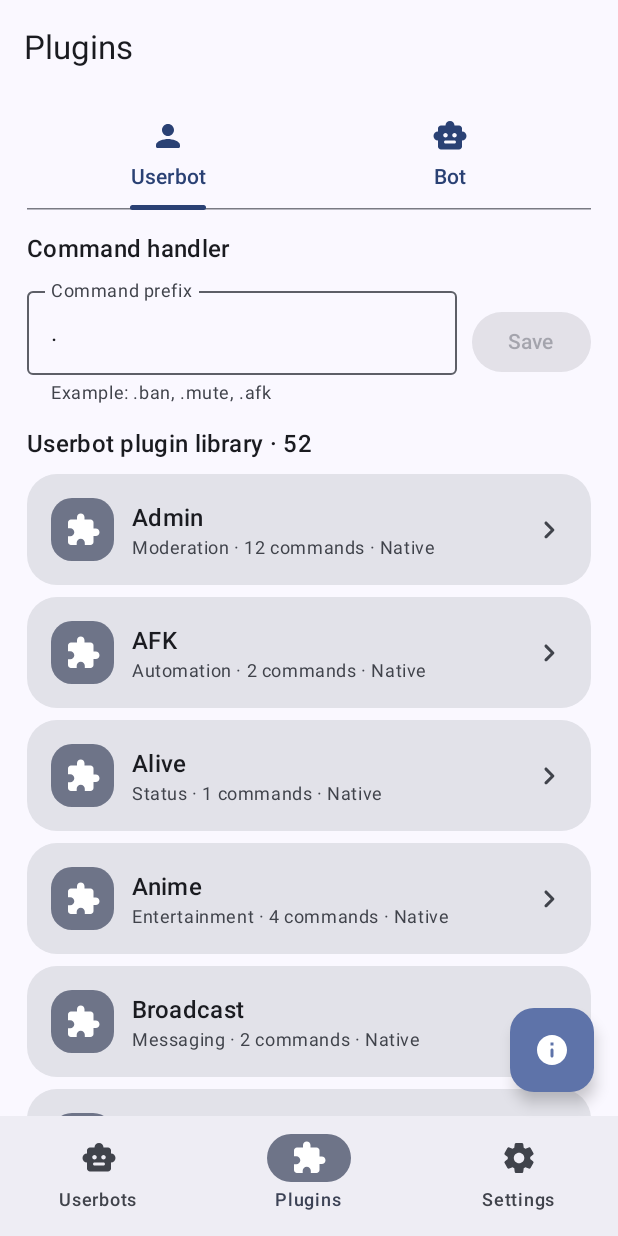
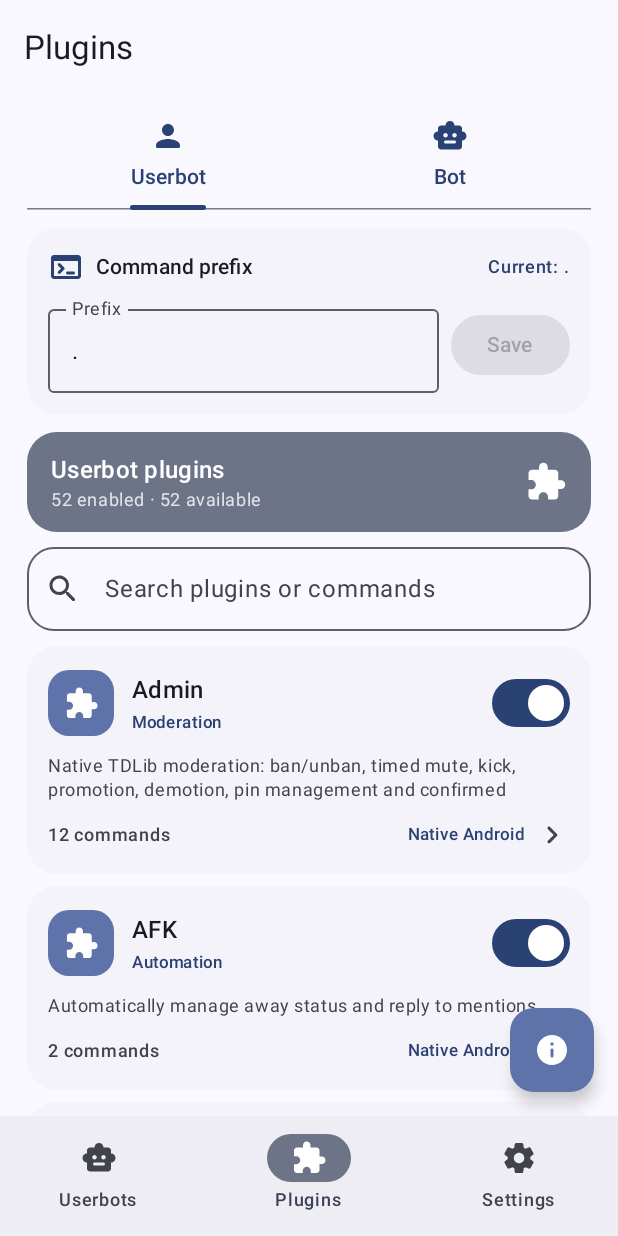
Before and after one commit to TronUb/TronDroid, an Android app built with Jetpack Compose: the screen it shows after launch (MainActivity), item 2 of the bottom bar chosen, on a phone screen of 412 x 824 dp. Run offline under Robolectric (Android 15) with nearby library versions, the phone set to English and light mode, and no system bars; libraries missing offline, so code that uses them is left out: org.drinkless.tdlib.

Commit message:
Redesign plugin library and command detail experience

```diff
--- a/app/src/main/java/com/vikram/trondroid/ui/TronDroidHome.kt
+++ b/app/src/main/java/com/vikram/trondroid/ui/TronDroidHome.kt
@@ -750,6 +750,8 @@ private fun AddBotDialog(onDismiss: () -> Unit, onSave: (String, String, Int, St
 
 @OptIn(ExperimentalMaterial3Api::class)
 @Composable
+@OptIn(ExperimentalMaterial3Api::class)
+@Composable
 private fun PluginsScreen(modifier: Modifier, selectedOwner: Int, onOwnerChange: (Int) -> Unit, listState: LazyListState, onOpen: (String) -> Unit) {
     val context = androidx.compose.ui.platform.LocalContext.current
     val settings = remember { PluginSettings(context) }
@@ -757,78 +759,101 @@ private fun PluginsScreen(modifier: Modifier, selectedOwner: Int, onOwnerChange:
     val keyboard = androidx.compose.ui.platform.LocalSoftwareKeyboardController.current
     var handler by remember { mutableStateOf(settings.handler()) }
     var savedPrefix by remember { mutableStateOf(settings.handler()) }
+    var search by remember(selectedOwner) { mutableStateOf("") }
+    val allPlugins = if (selectedOwner == 0) PluginCatalog.userbot else PluginCatalog.bot
+    val plugins = remember(allPlugins, search) {
+        if (search.isBlank()) allPlugins else allPlugins.filter { plugin ->
+            plugin.title.contains(search, true) || plugin.summary.contains(search, true) ||
+                plugin.category.contains(search, true) || plugin.commands.any { it.name.contains(search, true) || it.description.contains(search, true) }
+        }
+    }
+    val enabledCount = allPlugins.count { settings.enabled(it.id) }
 
     Column(modifier.fillMaxSize().padding(horizontal = 18.dp)) {
         PrimaryTabRow(selectedTabIndex = selectedOwner, modifier = Modifier.padding(top = 4.dp)) {
-            Tab(selected = selectedOwner == 0, onClick = { onOwnerChange(0) }, text = { Text("Userbot") },
-                icon = { Icon(Icons.Rounded.Person, null) })
-            Tab(selected = selectedOwner == 1, onClick = { onOwnerChange(1) }, text = { Text("Bot") },
-                icon = { Icon(Icons.Rounded.SmartToy, null) })
+            Tab(selected = selectedOwner == 0, onClick = { onOwnerChange(0) }, text = { Text("Userbot") }, icon = { Icon(Icons.Rounded.Person, null) })
+            Tab(selected = selectedOwner == 1, onClick = { onOwnerChange(1) }, text = { Text("Bot") }, icon = { Icon(Icons.Rounded.SmartToy, null) })
         }
 
         if (selectedOwner == 0) {
-            Text("Command handler", style = MaterialTheme.typography.titleMedium,
-                modifier = Modifier.padding(top = 14.dp, bottom = 8.dp))
-            Row(Modifier.fillMaxWidth(), verticalAlignment = Alignment.CenterVertically,
-                horizontalArrangement = Arrangement.spacedBy(10.dp)) {
-                OutlinedTextField(
-                    value = handler,
-                    onValueChange = { handler = it.take(8) },
-                    modifier = Modifier.weight(1f),
-                    label = { Text("Command prefix") },
-                    supportingText = { Text("Example: .ban, .mute, .afk") },
-                    singleLine = true
-                )
-                Button(
-                    onClick = {
+            Card(Modifier.fillMaxWidth().padding(top = 12.dp), shape = RoundedCornerShape(20.dp),
+                colors = CardDefaults.cardColors(containerColor = MaterialTheme.colorScheme.surfaceContainerLow)) {
+                Column(Modifier.fillMaxWidth().padding(14.dp), verticalArrangement = Arrangement.spacedBy(8.dp)) {
+                    Row(verticalAlignment = Alignment.CenterVertically) {
+                        Icon(Icons.Rounded.Terminal, null, tint = MaterialTheme.colorScheme.primary)
+                        Spacer(Modifier.width(8.dp))
+                        Text("Command prefix", style = MaterialTheme.typography.titleSmall, modifier = Modifier.weight(1f))
+                        Text("Current: $savedPrefix", style = MaterialTheme.typography.labelMedium, color = MaterialTheme.colorScheme.primary)
+                    }
+                    Row(horizontalArrangement = Arrangement.spacedBy(8.dp), verticalAlignment = Alignment.CenterVertically) {
+                        OutlinedTextField(value = handler, onValueChange = { handler = it.take(8) }, modifier = Modifier.weight(1f),
+                            label = { Text("Prefix") }, placeholder = { Text(".") }, singleLine = true)
+                        Button(onClick = {
                             val saved = handler.trim().ifBlank { "." }
-                        settings.setHandler(saved)
-                        handler = saved
-                        savedPrefix = saved
-                        focusManager.clearFocus()
-                        keyboard?.hide()
-                    },
-                    enabled = handler.isNotBlank() && handler.trim() != savedPrefix
-                ) { Text("Save") }
+                            settings.setHandler(saved); handler = saved; savedPrefix = saved
+                            focusManager.clearFocus(); keyboard?.hide()
+                        }, enabled = handler.isNotBlank() && handler.trim() != savedPrefix) { Text("Save") }
+                    }
+                }
             }
         }
 
-        val plugins = if (selectedOwner == 0) PluginCatalog.userbot else PluginCatalog.bot
-        Text(
-            if (selectedOwner == 0) "Userbot plugin library · " + plugins.size
-            else "Bot plugin library · " + plugins.size,
-            style = MaterialTheme.typography.titleMedium,
-            modifier = Modifier.padding(top = 14.dp, bottom = 8.dp)
-        )
-        LazyColumn(state = listState, modifier = Modifier.weight(1f), verticalArrangement = Arrangement.spacedBy(8.dp),
-            contentPadding = PaddingValues(bottom = 24.dp)) {
+        Card(Modifier.fillMaxWidth().padding(top = 12.dp, bottom = 10.dp), shape = RoundedCornerShape(20.dp),
+            colors = CardDefaults.cardColors(containerColor = MaterialTheme.colorScheme.secondaryContainer)) {
+            Row(Modifier.fillMaxWidth().padding(horizontal = 16.dp, vertical = 13.dp), verticalAlignment = Alignment.CenterVertically) {
+                Column(Modifier.weight(1f)) {
+                    Text(if (selectedOwner == 0) "Userbot plugins" else "Bot plugins", style = MaterialTheme.typography.titleMedium,
+                        color = MaterialTheme.colorScheme.onSecondaryContainer)
+                    Text("$enabledCount enabled · ${allPlugins.size} available", style = MaterialTheme.typography.bodySmall,
+                        color = MaterialTheme.colorScheme.onSecondaryContainer.copy(alpha = 0.8f))
+                }
+                Icon(if (selectedOwner == 0) Icons.Rounded.Extension else Icons.Rounded.SmartToy, null,
+                    tint = MaterialTheme.colorScheme.onSecondaryContainer, modifier = Modifier.size(28.dp))
+            }
+        }
+
+        OutlinedTextField(value = search, onValueChange = { search = it }, modifier = Modifier.fillMaxWidth(),
+            singleLine = true, shape = RoundedCornerShape(18.dp), placeholder = { Text("Search plugins or commands") },
+            leadingIcon = { Icon(Icons.Rounded.Search, null) },
+            trailingIcon = { if (search.isNotEmpty()) IconButton(onClick = { search = "" }) { Icon(Icons.Rounded.Close, "Clear search") } })
+
+        LazyColumn(state = listState, modifier = Modifier.weight(1f).padding(top = 10.dp),
+            verticalArrangement = Arrangement.spacedBy(8.dp), contentPadding = PaddingValues(bottom = 28.dp)) {
+            if (plugins.isEmpty()) item {
+                Column(Modifier.fillMaxWidth().padding(vertical = 44.dp), horizontalAlignment = Alignment.CenterHorizontally) {
+                    Icon(Icons.Rounded.SearchOff, null, Modifier.size(38.dp), tint = MaterialTheme.colorScheme.onSurfaceVariant)
+                    Spacer(Modifier.height(8.dp))
+                    Text("No matching plugins", style = MaterialTheme.typography.titleMedium)
+                    Text("Try another plugin name or command.", style = MaterialTheme.typography.bodySmall, color = MaterialTheme.colorScheme.onSurfaceVariant)
+                }
+            }
             items(plugins, key = { it.id }) { plugin ->
-                Card(onClick = { onOpen(plugin.id) }, shape = RoundedCornerShape(20.dp)) {
-                    Row(Modifier.fillMaxWidth().padding(16.dp), verticalAlignment = Alignment.CenterVertically) {
-                        Surface(
-                            shape = RoundedCornerShape(14.dp),
-                            color = MaterialTheme.colorScheme.secondaryContainer,
-                            modifier = Modifier.size(42.dp)
-                        ) {
+                var enabled by remember(plugin.id) { mutableStateOf(settings.enabled(plugin.id)) }
+                Card(shape = RoundedCornerShape(20.dp), colors = CardDefaults.cardColors(containerColor = MaterialTheme.colorScheme.surfaceContainerLow)) {
+                    Column(Modifier.fillMaxWidth().clickable { onOpen(plugin.id) }.padding(14.dp), verticalArrangement = Arrangement.spacedBy(10.dp)) {
+                        Row(verticalAlignment = Alignment.CenterVertically) {
+                            Surface(shape = RoundedCornerShape(14.dp), color = MaterialTheme.colorScheme.primaryContainer, modifier = Modifier.size(44.dp)) {
                                 Box(contentAlignment = Alignment.Center) {
-                                Icon(
-                                    if (plugin.owner == com.vikram.trondroid.plugins.PluginOwner.BOT)
-                                        Icons.Rounded.SmartToy else Icons.Rounded.Extension,
-                                    null,
-                                    tint = MaterialTheme.colorScheme.onSecondaryContainer
-                                )
+                                    Icon(if (selectedOwner == 0) Icons.Rounded.Extension else Icons.Rounded.SmartToy, null,
+                                        tint = MaterialTheme.colorScheme.onPrimaryContainer, modifier = Modifier.size(23.dp))
                                 }
                             }
                             Spacer(Modifier.width(12.dp))
-                        Column(Modifier.weight(1f)) {
+                            Column(Modifier.weight(1f), verticalArrangement = Arrangement.spacedBy(2.dp)) {
                                 Text(plugin.title, style = MaterialTheme.typography.titleMedium)
-                            Text(
-                                plugin.category + " · " + plugin.commands.size + " commands · " + (if (plugin.implemented) "Native" else "Not ported"),
-                                style = MaterialTheme.typography.bodySmall,
-                                color = MaterialTheme.colorScheme.onSurfaceVariant
-                            )
+                                Text(plugin.category, style = MaterialTheme.typography.labelSmall, color = MaterialTheme.colorScheme.primary)
                             }
+                            Switch(checked = enabled, onCheckedChange = { enabled = it; settings.setEnabled(plugin.id, it) })
+                        }
+                        Text(plugin.summary, style = MaterialTheme.typography.bodySmall, color = MaterialTheme.colorScheme.onSurfaceVariant, maxLines = 2)
+                        Row(verticalAlignment = Alignment.CenterVertically) {
+                            Text("${plugin.commands.size} commands", style = MaterialTheme.typography.labelMedium, color = MaterialTheme.colorScheme.onSurfaceVariant)
+                            Spacer(Modifier.weight(1f))
+                            Text(if (plugin.implemented) "Native Android" else "Not ported", style = MaterialTheme.typography.labelSmall,
+                                color = if (plugin.implemented) MaterialTheme.colorScheme.primary else MaterialTheme.colorScheme.tertiary)
+                            Spacer(Modifier.width(6.dp))
                             Icon(Icons.Rounded.ChevronRight, null, tint = MaterialTheme.colorScheme.onSurfaceVariant)
+                        }
                     }
                 }
             }
@@ -840,106 +865,85 @@ private fun PluginsScreen(modifier: Modifier, selectedOwner: Int, onOwnerChange:
 private fun PluginDetailScreen(modifier: Modifier, id: String) {
     val context = androidx.compose.ui.platform.LocalContext.current
     val plugin = PluginCatalog.find(id) ?: return
-    val isBot = plugin.owner == com.vikram.trondroid.plugins.PluginOwner.BOT
-    val pluginSettings = remember { PluginSettings(context) }
-    LazyColumn(
-        modifier.fillMaxSize().padding(horizontal = 18.dp),
-        contentPadding = PaddingValues(vertical = 16.dp),
-        verticalArrangement = Arrangement.spacedBy(12.dp)
-    ) {
+    val isBot = plugin.owner == PluginOwner.BOT
+    val settings = remember { PluginSettings(context) }
+    val listState = rememberLazyListState()
+    val prefix = if (isBot) "/" else settings.handler()
+    var refresh by remember { mutableIntStateOf(0) }
+    val enabledCommands = plugin.commands.count { settings.commandEnabled(plugin.id, it.name) }
+    LazyColumn(state = listState, modifier = modifier.fillMaxSize().padding(horizontal = 16.dp),
+        contentPadding = PaddingValues(top = 12.dp, bottom = 28.dp), verticalArrangement = Arrangement.spacedBy(10.dp)) {
         item {
-            Card(shape = RoundedCornerShape(22.dp)) {
-                Column(Modifier.fillMaxWidth().padding(18.dp), verticalArrangement = Arrangement.spacedBy(10.dp)) {
+            Card(shape = RoundedCornerShape(24.dp), colors = CardDefaults.cardColors(containerColor = MaterialTheme.colorScheme.primaryContainer)) {
+                Column(Modifier.fillMaxWidth().padding(18.dp), verticalArrangement = Arrangement.spacedBy(12.dp)) {
                     Row(verticalAlignment = Alignment.CenterVertically) {
-                        Icon(
-                            if (isBot) Icons.Rounded.SmartToy else Icons.Rounded.Extension,
-                            null,
-                            tint = MaterialTheme.colorScheme.primary
-                        )
-                        Spacer(Modifier.width(8.dp))
-                        Text(plugin.owner.label + " plugin", style = MaterialTheme.typography.labelLarge)
+                        Surface(shape = RoundedCornerShape(16.dp), color = MaterialTheme.colorScheme.surface.copy(alpha = 0.55f), modifier = Modifier.size(48.dp)) {
+                            Box(contentAlignment = Alignment.Center) { Icon(if (isBot) Icons.Rounded.SmartToy else Icons.Rounded.Extension, null,
+                                tint = MaterialTheme.colorScheme.onPrimaryContainer, modifier = Modifier.size(25.dp)) }
                         }
-                    Text(plugin.summary, style = MaterialTheme.typography.bodyLarge)
-                    Text(plugin.category, style = MaterialTheme.typography.labelMedium,
-                        color = MaterialTheme.colorScheme.primary)
-                    Surface(
-                        shape = RoundedCornerShape(50),
-                        color = if (plugin.implemented) MaterialTheme.colorScheme.secondaryContainer else MaterialTheme.colorScheme.tertiaryContainer
-                    ) {
-                        Text(if (plugin.implemented) "Native Android implementation" else "Not yet ported to Android",
-                            modifier = Modifier.padding(horizontal = 12.dp, vertical = 7.dp),
-                            style = MaterialTheme.typography.labelMedium,
-                            color = if (plugin.implemented) MaterialTheme.colorScheme.onSecondaryContainer else MaterialTheme.colorScheme.onTertiaryContainer)
+                        Spacer(Modifier.width(12.dp))
+                        Column(Modifier.weight(1f)) {
+                            Text(plugin.title, style = MaterialTheme.typography.titleLarge, color = MaterialTheme.colorScheme.onPrimaryContainer)
+                            Text(plugin.owner.label + " plugin · " + plugin.category, style = MaterialTheme.typography.labelMedium,
+                                color = MaterialTheme.colorScheme.onPrimaryContainer.copy(alpha = 0.78f))
+                        }
+                    }
+                    Text(plugin.summary, style = MaterialTheme.typography.bodyMedium, color = MaterialTheme.colorScheme.onPrimaryContainer)
+                    Row(verticalAlignment = Alignment.CenterVertically, horizontalArrangement = Arrangement.spacedBy(8.dp)) {
+                        Surface(shape = RoundedCornerShape(50), color = MaterialTheme.colorScheme.surface.copy(alpha = 0.65f)) {
+                            Text(if (plugin.implemented) "Native Android" else "Not ported", Modifier.padding(horizontal = 10.dp, vertical = 6.dp),
+                                style = MaterialTheme.typography.labelSmall, color = MaterialTheme.colorScheme.onPrimaryContainer)
+                        }
+                        Surface(shape = RoundedCornerShape(50), color = MaterialTheme.colorScheme.surface.copy(alpha = 0.65f)) {
+                            Text("$enabledCommands / ${plugin.commands.size} commands enabled", Modifier.padding(horizontal = 10.dp, vertical = 6.dp),
+                                style = MaterialTheme.typography.labelSmall, color = MaterialTheme.colorScheme.onPrimaryContainer)
+                        }
                     }
                 }
             }
         }
         item {
-            Text("Commands", style = MaterialTheme.typography.titleMedium)
+            Row(verticalAlignment = Alignment.CenterVertically) {
+                Column(Modifier.weight(1f)) {
+                    Text("Commands", style = MaterialTheme.typography.titleLarge)
+                    Text("Enable only the actions you want available in chat.", style = MaterialTheme.typography.bodySmall, color = MaterialTheme.colorScheme.onSurfaceVariant)
+                }
+                TextButton(onClick = { plugin.commands.forEach { settings.setCommandEnabled(plugin.id, it.name, true) }; refresh++ }) { Text("Enable all") }
+                TextButton(onClick = { plugin.commands.forEach { settings.setCommandEnabled(plugin.id, it.name, false) }; refresh++ }) { Text("Disable all") }
+            }
         }
         items(plugin.commands, key = { it.name }) { command ->
-            var commandEnabled by remember(plugin.id, command.name) {
-                mutableStateOf(pluginSettings.commandEnabled(plugin.id, command.name))
+            var commandEnabled by remember(plugin.id, command.name, refresh) { mutableStateOf(settings.commandEnabled(plugin.id, command.name)) }
+            Card(shape = RoundedCornerShape(20.dp), colors = CardDefaults.cardColors(containerColor = MaterialTheme.colorScheme.surfaceContainerLow)) {
+                Column(Modifier.fillMaxWidth().padding(15.dp), verticalArrangement = Arrangement.spacedBy(9.dp)) {
+                    Row(verticalAlignment = Alignment.CenterVertically) {
+                        Column(Modifier.weight(1f), verticalArrangement = Arrangement.spacedBy(3.dp)) {
+                            Text(prefix + command.name, style = MaterialTheme.typography.titleMedium, color = MaterialTheme.colorScheme.primary)
+                            Text(if (commandEnabled) "Enabled" else "Disabled", style = MaterialTheme.typography.labelSmall,
+                                color = if (commandEnabled) MaterialTheme.colorScheme.primary else MaterialTheme.colorScheme.onSurfaceVariant)
                         }
-            Card(shape = RoundedCornerShape(18.dp)) {
-                Column(Modifier.fillMaxWidth().padding(16.dp), verticalArrangement = Arrangement.spacedBy(6.dp)) {
-                    Row(verticalAlignment = Alignment.CenterVertically) {
-                        Text(
-                            (if (isBot) "/" else pluginSettings.handler()) + command.name,
-                            style = MaterialTheme.typography.titleMedium,
-                            color = MaterialTheme.colorScheme.primary,
-                            modifier = Modifier.weight(1f)
-                        )
-                        Switch(
-                            checked = commandEnabled,
-                            onCheckedChange = {
-                                commandEnabled = it
-                                pluginSettings.setCommandEnabled(plugin.id, command.name, it)
-                            }
-                        )
+                        Switch(checked = commandEnabled, onCheckedChange = {
+                            commandEnabled = it; settings.setCommandEnabled(plugin.id, command.name, it)
+                        })
                     }
                     Text(command.description, style = MaterialTheme.typography.bodyMedium)
-                    Text(
-                        "Usage: " + (if (isBot) "/" else pluginSettings.handler()) + command.usage,
-                        style = MaterialTheme.typography.bodySmall,
-                        color = MaterialTheme.colorScheme.onSurfaceVariant
-                    )
-                    Text(
-                        "Example: " + (if (isBot) "/" else pluginSettings.handler()) + command.example,
-                        style = MaterialTheme.typography.bodySmall,
-                        color = MaterialTheme.colorScheme.onSurfaceVariant
-                    )
+                    Surface(shape = RoundedCornerShape(12.dp), color = MaterialTheme.colorScheme.surfaceContainerHighest) {
+                        Column(Modifier.fillMaxWidth().padding(10.dp), verticalArrangement = Arrangement.spacedBy(4.dp)) {
+                            Text("USAGE", style = MaterialTheme.typography.labelSmall, color = MaterialTheme.colorScheme.onSurfaceVariant)
+                            Text(prefix + command.usage, style = MaterialTheme.typography.bodySmall)
                         }
                     }
-        }
-        item {
-            Card(shape = RoundedCornerShape(22.dp)) {
-                ListItem(
-                    headlineContent = { Text("Source module") },
-                    supportingContent = { Text(plugin.sourcePath) },
-                    leadingContent = { Icon(Icons.Rounded.Code, null) }
-                )
-            }
-        }
-        item {
-            OutlinedButton(
-                onClick = {
-                    val intent = android.content.Intent(
-                        android.content.Intent.ACTION_VIEW,
-                        android.net.Uri.parse("https://github.com/TronUb/Tron/blob/master/" + plugin.sourcePath)
-                    )
-                    context.startActivity(intent)
-                },
-                modifier = Modifier.fillMaxWidth()
-            ) {
-                Icon(Icons.Rounded.OpenInNew, null)
-                Spacer(Modifier.width(8.dp))
-                Text("View source on GitHub")
+                    Surface(shape = RoundedCornerShape(12.dp), color = MaterialTheme.colorScheme.surfaceContainerHighest) {
+                        Column(Modifier.fillMaxWidth().padding(10.dp), verticalArrangement = Arrangement.spacedBy(4.dp)) {
+                            Text("EXAMPLE", style = MaterialTheme.typography.labelSmall, color = MaterialTheme.colorScheme.onSurfaceVariant)
+                            Text(prefix + command.example, style = MaterialTheme.typography.bodySmall)
                         }
                     }
                 }
             }
-
+        }
+    }
+}
 @OptIn(ExperimentalMaterial3Api::class)
 @Composable
 private fun SettingsScreen(modifier: Modifier, onGeneral: () -> Unit, onAbout: () -> Unit, onUpdater: () -> Unit, themeMode: String, onThemeChange: (String) -> Unit, dynamicColors: Boolean, onDynamicColorsChange: (Boolean) -> Unit) {
```
Lines whose indentation alone changed are shown as unchanged.
